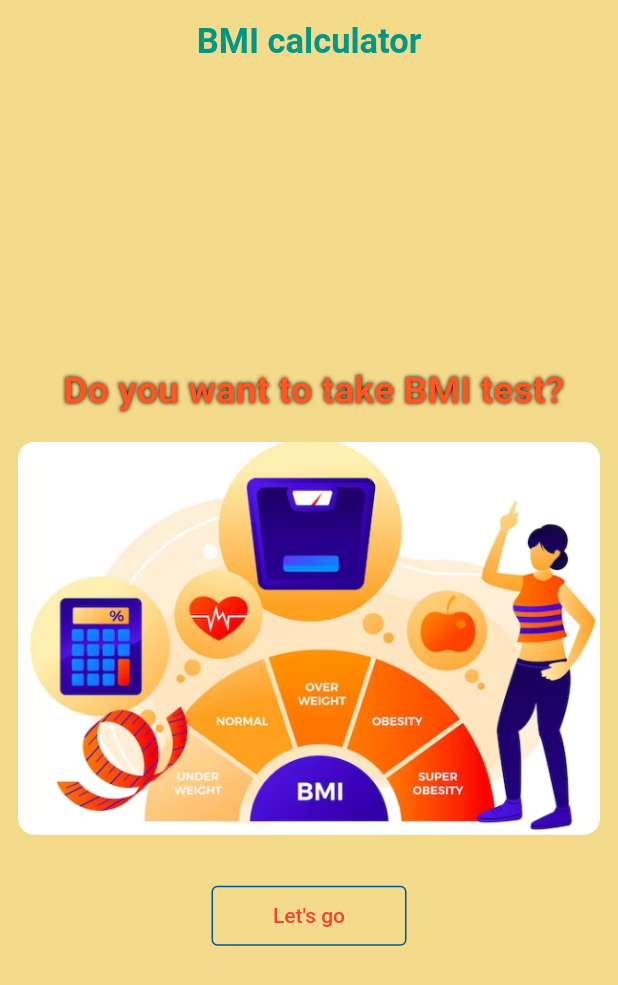
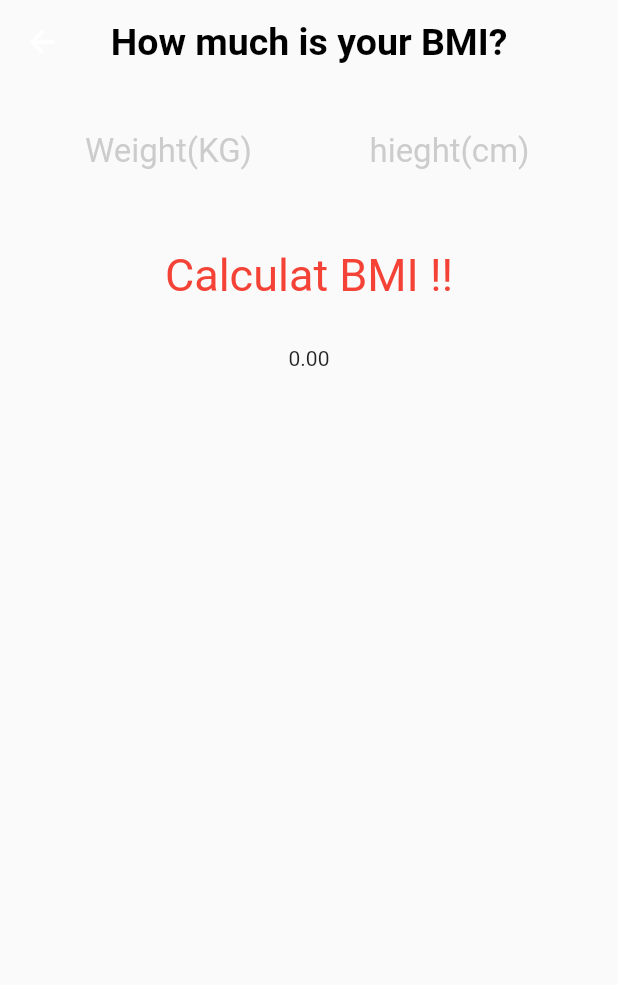
Before and after one commit to MohammadAmin-Andy/BMI-Calculator, a Flutter app: the screen it shows after launch, after a tap on "Let's go", on a phone screen of 412 x 824 dp. Shown: the top 985 px of the screen. Run offline on Flutter 3.47's test engine with Material 2 defaults, Android fonts, the phone set to English and light mode, and no system bars.

Commit message:
Calculation operation

```diff
--- a/lib/home_screen.dart
+++ b/lib/home_screen.dart
@@ -1,7 +1,18 @@
+import 'package:bmi_calculator/page.dart';
 import 'package:flutter/material.dart';
 
 class HomeScreen extends StatelessWidget {
-  const HomeScreen({super.key});
+  const HomeScreen({Key? key}) : super(key: key);
+
+  void navigatToPages(BuildContext context, Widget page) {
+    Navigator.of(context).push(
+      MaterialPageRoute(
+        builder: (BuildContext context) {
+          return page;
+        },
+      ),
+    );
+  }
 
   @override
   Widget build(BuildContext context) {
@@ -34,7 +45,7 @@ class HomeScreen extends StatelessWidget {
                   ],
                 ),
               ),
-              SizedBox(height: 20),
+              SizedBox(height: 50),
               ClipRRect(
                 child: Image(
                   image: AssetImage('images/BMI.png'),
@@ -50,7 +61,12 @@ class HomeScreen extends StatelessWidget {
                     ),
                     //shadowColor: Colors.black,elevation: 2
                     minimumSize: Size(130, 40)),
-                onPressed: () {},
+                onPressed: () {
+                  navigatToPages(
+                    context,
+                    BmiPage(),
+                  );
+                },
                 child: Text("Let's go"),
               ),
             ],
--- a/lib/page.dart
+++ b/lib/page.dart
@@ -0,0 +1,111 @@
+import 'package:bmi_calculator/shapes/leftside.dart';
+import 'package:bmi_calculator/shapes/rightside.dart';
+import 'package:flutter/material.dart';
+
+class BmiPage extends StatefulWidget {
+  const BmiPage({Key? key}) : super(key: key);
+
+  @override
+  State<BmiPage> createState() => _BmiPageState();
+}
+
+class _BmiPageState extends State<BmiPage> {
+  final hieghtController = TextEditingController();
+  final weightController = TextEditingController();
+
+  double result = 0;
+  String detail = '';
+
+  @override
+  Widget build(BuildContext context) {
+    return Scaffold(
+      appBar: AppBar(
+        elevation: 0,
+        backgroundColor: Colors.transparent,
+        title: Text(
+          'How much is your BMI?',
+          style: TextStyle(
+              color: Colors.black, fontWeight: FontWeight.bold, fontSize: 25),
+        ),
+        centerTitle: true,
+      ),
+      body: SafeArea(
+        child: SingleChildScrollView(
+          child: Column(
+            children: [
+              SizedBox(height: 20),
+              Row(
+                mainAxisAlignment: MainAxisAlignment.spaceEvenly,
+                children: [
+                  Container(
+                    width: 150,
+                    //height: 100,
+                    child: TextField(
+                      controller: weightController,
+                      textAlign: TextAlign.center,
+                      style: TextStyle(fontSize: 22, color: Colors.deepOrange),
+                      keyboardType: TextInputType.number,
+                      decoration: InputDecoration(
+                        border: InputBorder.none,
+                        hintText: 'Weight(KG)',
+                        hintStyle: TextStyle(
+                          color: Colors.grey.withOpacity(0.5),
+                        ),
+                      ),
+                    ),
+                  ),
+                  Container(
+                    width: 150,
+                    //height: 100,
+                    child: TextField(
+                      controller: hieghtController,
+                      keyboardType: TextInputType.number,
+                      textAlign: TextAlign.center,
+                      style: TextStyle(fontSize: 22, color: Colors.deepOrange),
+                      decoration: InputDecoration(
+                        border: InputBorder.none,
+                        hintText: 'hieght(cm)',
+                        hintStyle: TextStyle(
+                          color: Colors.grey.withOpacity(0.5),
+                        ),
+                      ),
+                    ),
+                  ),
+                ],
+              ),
+
+              SizedBox(height: 40),
+              InkWell(
+                onTap: () {
+                  final weight = double.parse(weightController.text);
+                  final hieght = double.parse(hieghtController.text);
+                  setState(() {
+                    result = weight / ((hieght / 100) * (hieght / 100));
+                    if (result > 25) {
+                      detail = ' You are overweight!!';
+                    } else if (result < 18.5) {
+                      detail = 'You are underweight';
+                    } else {
+                      detail = ' Your weight is normal';
+                    }
+                  });
+                },
+                child: Text(
+                  'Calculat BMI !!',
+                  style: TextStyle(fontSize: 30, color: Colors.red),
+                ),
+              ),
+              SizedBox(height: 30),
+              Text('${result.toStringAsFixed(2)}'),
+              SizedBox(height: 20),
+              Text('$detail')
+              //LeftShape(width: 400),
+              //SizedBox(height: 5),
+              //RightShape(wight: 100),
+            ],
+          ),
+        ),
+      ),
+    );
+  }
+}
```
Also changed, not shown: lib/shapes/leftside.dart (added, +25 -0 lines), lib/shapes/rightside.dart (added, +25 -0 lines).
